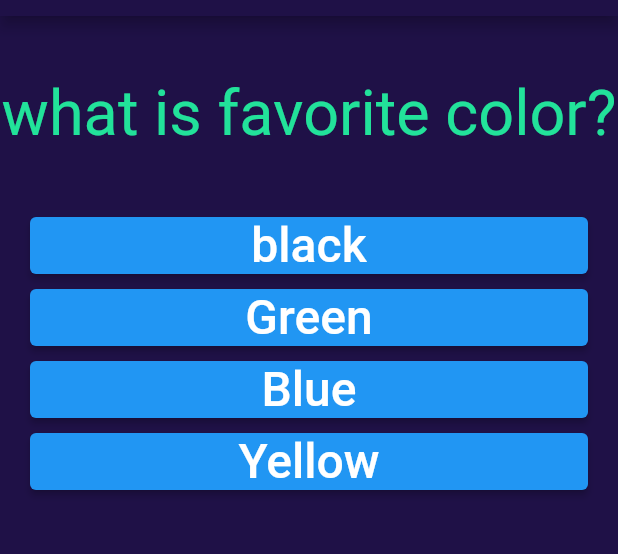
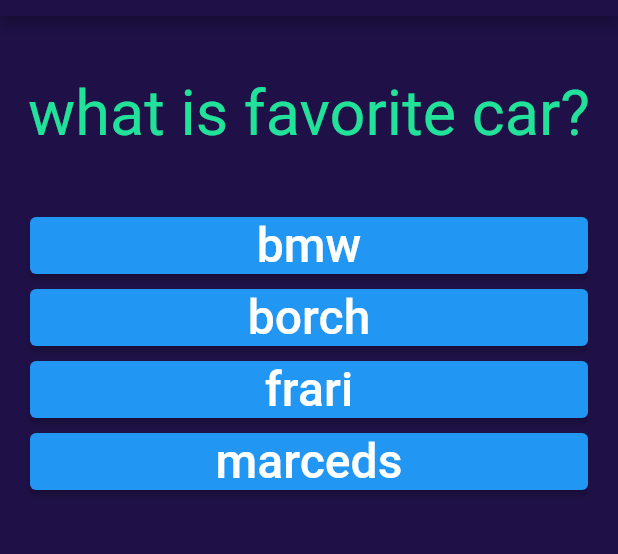
Before and after one commit to moaliahmed/quiz_app, a Flutter app: the level2 screen opened directly, after a tap on "black", after a tap on "Rabbit", after a tap on "German", on a phone screen of 412 x 824 dp, the part 68-622 px from its top. Run offline on Flutter 3.47's test engine with Material 2 defaults, Android fonts, the light colour scheme and no system bars.

Commit message:
three uploda

```diff
--- a/lib/components/item_level.dart
+++ b/lib/components/item_level.dart
@@ -12,8 +12,9 @@
        Padding(
          padding: const EdgeInsets.all(16.0),
          child: Container(
-          width: 120,
-          height: 120,
+          width: 100,
+          height: 100,
+
           decoration: BoxDecoration( color: Colors.red,borderRadius: BorderRadius.circular(999)),
           child: Column(mainAxisAlignment: MainAxisAlignment.center,children: [
             Text('Level',style: TextStyle(fontSize: 32,color: Colors.white),),
--- a/lib/models/level_2_data.dart
+++ b/lib/models/level_2_data.dart
@@ -1,11 +1,38 @@
-List QuestionLevel2=[
-{ 'questionText':'what is favorite color?' ,
-'answers':['black','Green','Blue','Yellow']
-},
-{ 'questionText':'what is favorite animal ?' ,
-'answers':['Rabbit','Tiger','Elephant','Lion']
-},
-{ 'questionText':'what is favorite subject?' ,
-'answers':['Arabic','German','fransh','Math']
-},
+List QuestionLevel2 = [
+  {
+    'questionText': 'what is favorite color?',
+    'answers': [
+      {'text':'black','score':1},
+      {'text':'Green','score':0},
+      {'text':'Blue','score':0},
+      {'text':'Yellow','score':0},
+    ]
+  },
+  {
+    'questionText': 'what is favorite animal ?',
+    'answers': [
+      {'text':'Rabbit','score':1},
+      {'text':'Tiger','score':0},
+      {'text':'Elephant','score':0},
+      {'text':'Lion','score':0},
+    ]
+  },
+  {
+    'questionText': 'what is favorite subject?',
+    'answers': [
+      {'text':'Arabic','score':1},
+      {'text':'German','score':0},
+      {'text':'fransh','score':0},
+      {'text':'Math','score':0},
+    ]
+  },
+  {
+    'questionText': 'what is favorite car?',
+    'answers': [
+      {'text':'bmw','score':1},
+      {'text':'borch','score':0},
+      {'text':'frari','score':0},
+      {'text':'marceds','score':0},
+    ]
+  },
 ];
--- a/lib/screen/level2_page.dart
+++ b/lib/screen/level2_page.dart
@@ -4,6 +4,7 @@
 import 'package:flutter/src/widgets/framework.dart';
 import 'package:game/components/answer.dart';
 import 'package:game/components/quiction.dart';
+import 'package:game/components/result.dart';
 import 'package:game/models/level_2_data.dart';
 
 class level2 extends StatefulWidget {
@@ -14,15 +15,23 @@
 }
 
 class _level2State extends State<level2> {
+  int totalScore = 0;
   int questionIndex = 0;
-void answerQuestion(){
-  if (questionIndex==2){
-    questionIndex=-1;
+  int lnght=QuestionLevel2.length;
+  void reseltGame() {
+    setState(() {
+      totalScore = 0;
+      questionIndex = 0;
+    });
   }
+
+  void answerQuestion(int score) {
+    totalScore += score;
     setState(() {
       questionIndex++;
     });
   }
+
   @override
   Widget build(BuildContext context) {
     return Scaffold(
@@ -37,15 +46,23 @@
         ),
       ),
       body: Container(
-      child: Column(children: [
-        Question(question: QuestionLevel2[questionIndex]['questionText']),
-      ...(QuestionLevel2[questionIndex]['answers'] as List<String>).map((ans){
-        return Answer(answer: ans, funcation: answerQuestion);
-      })
-
-      ]),
-    ),
+          child: questionIndex < lnght
+              ? Column(
+                  children: [
+                    Question(
+                        question: QuestionLevel2[questionIndex]
+                            ['questionText']),
+                    ...(QuestionLevel2[questionIndex]['answers']
+                            as List<Map<String, Object>>)
+                        .map((ans) {
+                      return Answer(
+                          answer: ans['text'].toString(),
+                          funcation: (() => answerQuestion(
+                              int.parse(ans['score'].toString()))));
+                    }),
+                  ],
+                )
+              : Result(function: reseltGame, totelScore: totalScore,lnght: lnght,)),
     );
-
   }
 }
```
Also changed, not shown: lib/components/result.dart (+12 -2 lines), lib/models/level_1_data.dart (+27 -10 lines), lib/screen/level1_page.dart (+30 -14 lines). Lines whose indentation alone changed are shown as unchanged.
